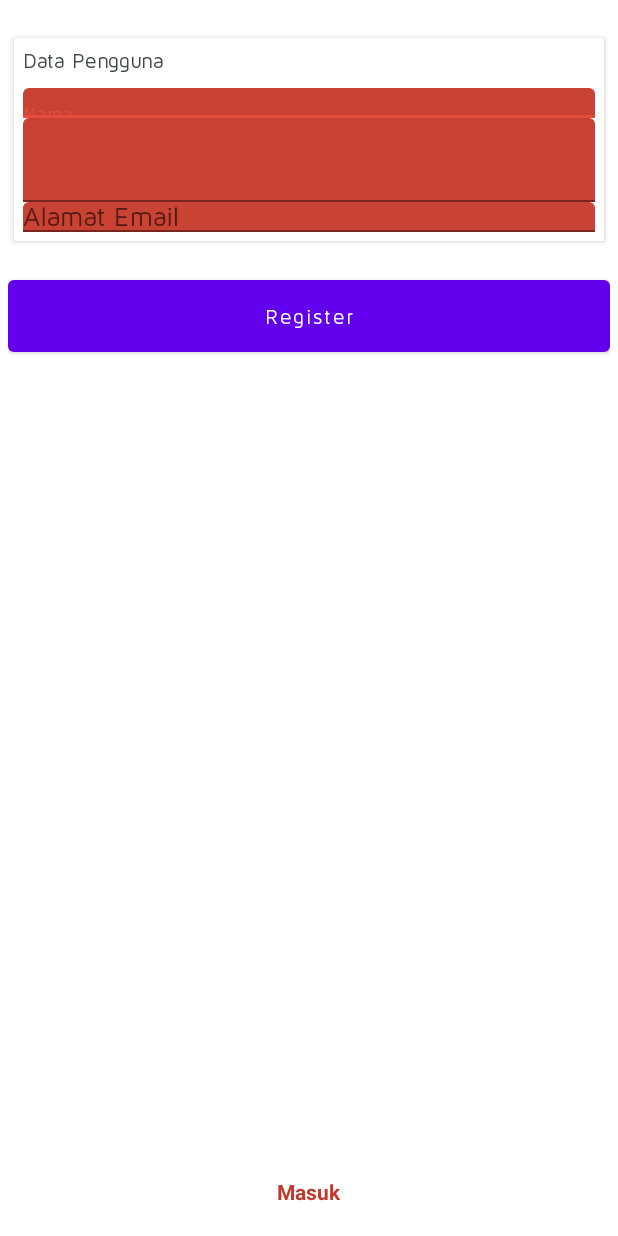
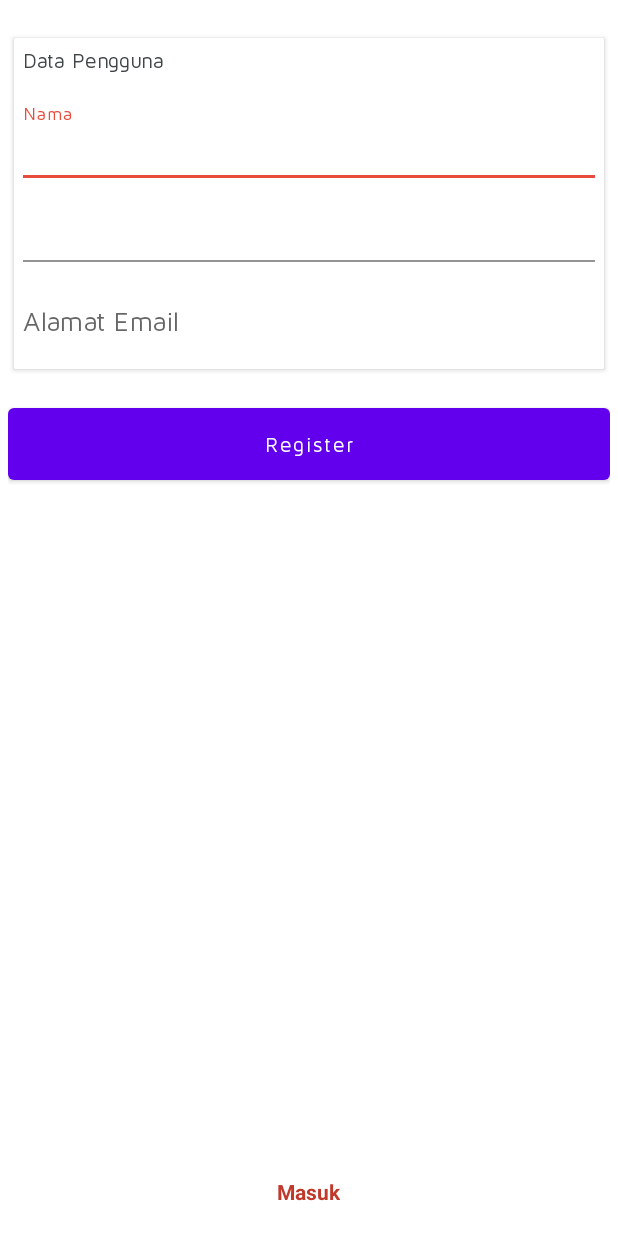
Before and after one commit to xenrobi/vegeyuk, an Android app: the SignUpActivity screen opened directly, with no data from a screen before it, on a phone screen of 412 x 824 dp. Run offline under Robolectric (Android 15) with nearby library versions, the phone set to English and light mode, and no system bars; our stand-ins replace ButterKnife; plain views replace MaskedEditText.

Commit message:
Fix bug dan bbrp tampilan

```diff
--- a/app/src/main/java/com/example/vegeyuk/marketresto/activities/PenilaianActivity.java
+++ b/app/src/main/java/com/example/vegeyuk/marketresto/activities/PenilaianActivity.java
@@ -250,7 +250,7 @@ public class PenilaianActivity extends AppCompatActivity {
             public void onResponse(Call<ResponseValue> call, Response<ResponseValue> response) {
                 if (response.isSuccessful()) {
                     if (response.body().getValue().equalsIgnoreCase("1")) {
-                        Toast.makeText(PenilaianActivity.this, "Teriakasih Atas Penilaian Anda", Toast.LENGTH_SHORT).show();
+                        Toast.makeText(PenilaianActivity.this, "Terima kasih Atas Penilaian Anda", Toast.LENGTH_SHORT).show();
                         soal1.clearCheck();
                         soal2.clearCheck();
                         soal3.clearCheck();
--- a/app/src/main/java/com/example/vegeyuk/marketresto/activities/SigninActivity.java
+++ b/app/src/main/java/com/example/vegeyuk/marketresto/activities/SigninActivity.java
@@ -85,7 +85,7 @@ public class SigninActivity extends AppCompatActivity {
             return;
         }
 
-        if (phone.length() < 12) {
+        if (phone.length() < 13) {
             progressDialog.dismiss();
             editTextPhone.setError("Nomor telepon tidak valid");
             editTextPhone.requestFocus();
--- a/app/src/main/java/com/example/vegeyuk/marketresto/fragment/OrderFragment.java
+++ b/app/src/main/java/com/example/vegeyuk/marketresto/fragment/OrderFragment.java
@@ -108,7 +108,7 @@ public class OrderFragment extends Fragment {
                         message.setVisibility(View.VISIBLE);
                         icon_message.setImageResource(R.drawable.msg_order);
                         title_message.setText("Ayo Pesan Makanan Anda Sekarang");
-                        sub_title_message.setText("Restoran di Sekitar Anda Siap \n Mengantarkan Pesaan Anda \n");
+                        sub_title_message.setText("Restoran di Sekitar Anda Siap \n Mengantarkan Pesanan Anda \n");
                         progressDialog.dismiss();
 
                     }
--- a/app/src/main/res/layout/activity_penilaian.xml
+++ b/app/src/main/res/layout/activity_penilaian.xml
@@ -353,7 +353,7 @@
                 android:layout_width="match_parent"
                 android:layout_height="wrap_content"
                 android:textSize="15sp"
-                android:text="5. Apakah sistem market resto ini mempermudah dalam jual beli makanan ?"
+                android:text="5. Apakah sistem vegeyuk ini mempermudah dalam jual beli makanan ?"
                 android:textColor="@color/Tex"
                 android:textStyle="bold"
                 />
@@ -436,7 +436,7 @@
                 android:layout_width="match_parent"
                 android:layout_height="wrap_content"
                 android:textSize="15sp"
-                android:text="6. Apakah sistem market resto ini sudah cukup baik ? "
+                android:text="6. Apakah sistem aplikasi ini sudah cukup baik ? "
                 android:textColor="@color/Tex"
                 android:textStyle="bold"
                 />
--- a/app/src/main/res/layout/activity_signin.xml
+++ b/app/src/main/res/layout/activity_signin.xml
@@ -55,7 +55,7 @@
             android:typeface="monospace"
             app:keep_hint="true"
             mask:allowed_chars="1234567890"
-            mask:mask="+62-####-###-####" />
+            mask:mask="+62-####-####-####" />
 
 
         <Button
--- a/app/src/main/res/layout/activity_signup.xml
+++ b/app/src/main/res/layout/activity_signup.xml
@@ -12,14 +12,14 @@
         android:layout_height="match_parent"
         android:padding="5dp">
 
-        <androidx.cardview.widget.CardView xmlns:card_view="http://schemas.android.com/apk/res-auto"
+        <androidx.cardview.widget.CardView
             android:id="@+id/cardView"
             android:layout_width="match_parent"
             android:layout_height="wrap_content"
             android:layout_alignParentTop="true"
             android:layout_marginHorizontal="4dp"
             android:layout_marginTop="20dp"
-            card_view:cardCornerRadius="1dp">
+            mask:cardCornerRadius="1dp">
 
             <LinearLayout
                 android:layout_width="match_parent"
@@ -41,7 +41,8 @@
                     <customfonts.MyEditText
                         android:id="@+id/editTextNama"
                         android:layout_width="match_parent"
-                        android:layout_height="wrap_content"
+                        android:layout_height="60dp"
+                        android:background="@color/White"
                         android:hint="Nama"
                         android:inputType="textPersonName"
                         android:lines="1"
@@ -61,7 +62,7 @@
                         android:inputType="number"
                         android:typeface="monospace"
                         app:keep_hint="false"
-
+                        android:background="@color/White"
                         mask:allowed_chars="1234567890"
                         mask:mask="+62-###########" />
                 </com.google.android.material.textfield.TextInputLayout>
@@ -70,14 +71,16 @@
                     android:layout_width="match_parent"
                     android:layout_height="wrap_content">
 
-                    <customfonts.MyEditText
-                        android:id="@+id/editTextEmail"
-                        android:layout_width="match_parent"
-                        android:layout_height="wrap_content"
-                        android:hint="Alamat Email"
-                        android:inputType="textEmailAddress" />
+                </com.google.android.material.textfield.TextInputLayout>
 
-                </com.google.android.material.textfield.TextInputLayout>
+                <customfonts.MyEditText
+                    android:id="@+id/editTextEmail"
+                    android:layout_width="match_parent"
+                    android:layout_height="52dp"
+                    android:layout_marginTop="20px"
+                    android:background="@color/White"
+                    android:hint="Alamat Email"
+                    android:inputType="textEmailAddress" />
 
             </LinearLayout>
         </androidx.cardview.widget.CardView>
```
